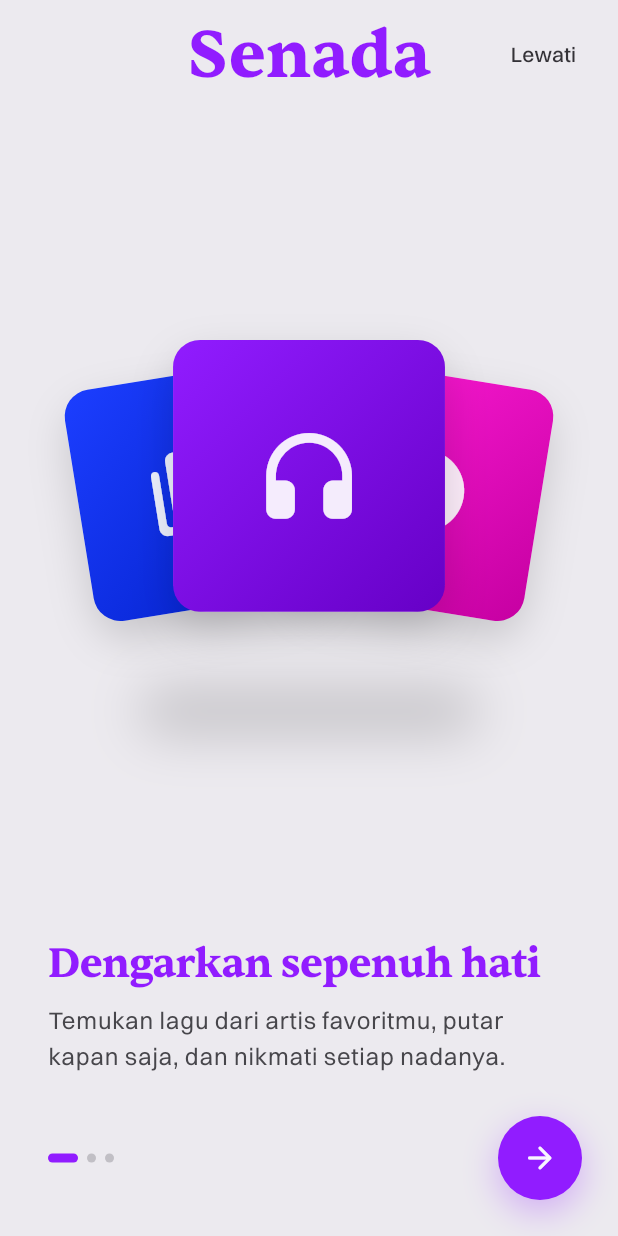
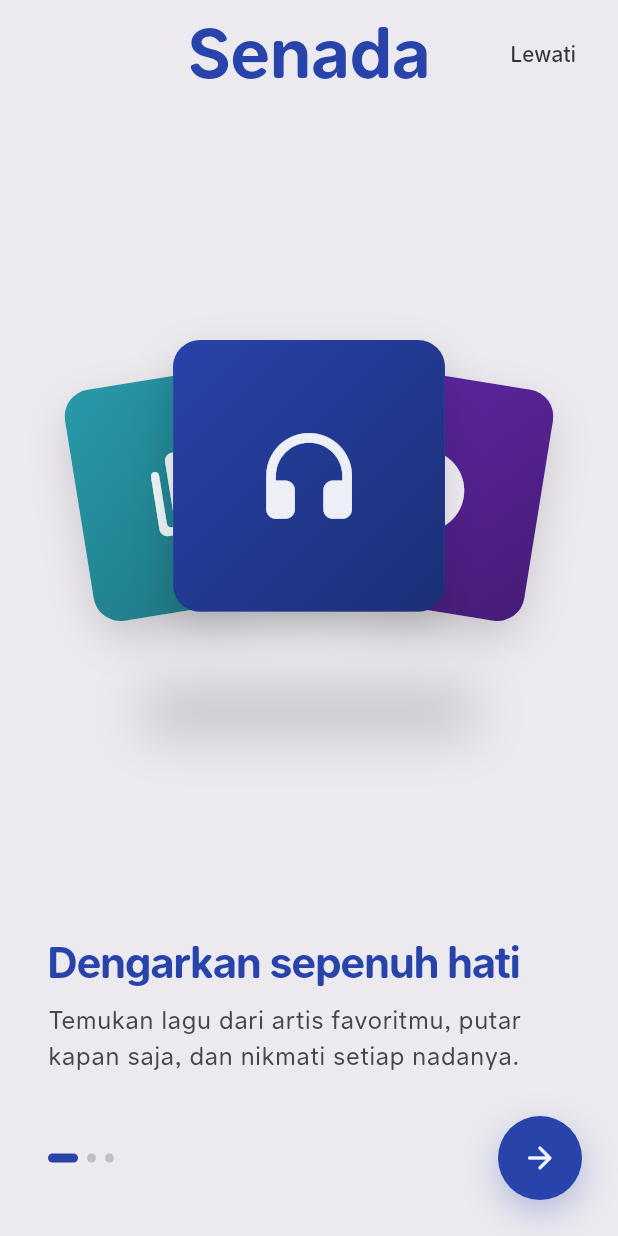
Before and after one commit to spirinity/senada, a Flutter app: the screen it shows after launch, on a phone screen of 412 x 824 dp. Run offline on Flutter 3.47's test engine with Material 3 defaults, Android fonts, the phone set to English and light mode, and no system bars; our stand-ins replace just_audio.

Commit message:
feat: switch typography to Allo and update theme colors

```diff
--- a/lib/core/theme/app_colors.dart
+++ b/lib/core/theme/app_colors.dart
@@ -6,40 +6,40 @@ import 'package:flutter/material.dart';
 /// accent-2, neutral, success, warning, error, and info.
 abstract final class AppColors {
   // ---------------------------------------------------------------------------
-  // Primary Ramp (Violet / Purple)
+  // Primary Ramp (Cobalt Blue)
   // ---------------------------------------------------------------------------
-  /// `primary-50`: `oklch(97.3% 0.015 298.6)` -> `#F7F4FF`
-  static const Color primary50 = Color(0xFFF7F4FF);
+  /// `primary-50`: `oklch(97.3% 0.015 298.6)` -> `#F2F5FF`
+  static const Color primary50 = Color(0xFFF2F5FF);
 
-  /// `primary-100`: `oklch(94.1% 0.033 299.1)` -> `#EEE7FF`
-  static const Color primary100 = Color(0xFFEEE7FF);
+  /// `primary-100`: `oklch(94.1% 0.033 299.1)` -> `#E3E9FD`
+  static const Color primary100 = Color(0xFFE3E9FD);
 
-  /// `primary-200`: `oklch(88.4% 0.066 298.7)` -> `#DED0FF`
-  static const Color primary200 = Color(0xFFDED0FF);
+  /// `primary-200`: `oklch(88.4% 0.066 298.7)` -> `#C8D3FA`
+  static const Color primary200 = Color(0xFFC8D3FA);
 
-  /// `primary-300`: `oklch(80.8% 0.113 299)` -> `#CAB0FF`
-  static const Color primary300 = Color(0xFFCAB0FF);
+  /// `primary-300`: `oklch(80.8% 0.113 299)` -> `#A3B4F3`
+  static const Color primary300 = Color(0xFFA3B4F3);
 
-  /// `primary-400`: `oklch(71.1% 0.176 298.9)` -> `#B285FF`
-  static const Color primary400 = Color(0xFFB285FF);
+  /// `primary-400`: `oklch(71.1% 0.176 298.9)` -> `#6C84E0`
+  static const Color primary400 = Color(0xFF6C84E0);
 
-  /// `primary-500`: `oklch(63.6% 0.228 298.9)` -> `#A15EFF`
-  static const Color primary500 = Color(0xFFA15EFF);
+  /// `primary-500`: `oklch(63.6% 0.228 298.9)` -> `#7088E8`
+  static const Color primary500 = Color(0xFF7088E8);
 
-  /// `primary-600`: `oklch(55.8% 0.286 298.8)` -> `#911CFF`
-  static const Color primary600 = Color(0xFF911CFF);
+  /// `primary-600`: `oklch(55.8% 0.286 298.8)` -> `#2843AA`
+  static const Color primary600 = Color(0xFF2843AA);
 
-  /// `primary-700`: `oklch(47.6% 0.255 299)` -> `#7601D3`
-  static const Color primary700 = Color(0xFF7601D3);
+  /// `primary-700`: `oklch(47.6% 0.255 299)` -> `#213889`
+  static const Color primary700 = Color(0xFF213889);
 
-  /// `primary-800`: `oklch(39.7% 0.213 298.8)` -> `#5B00A6`
-  static const Color primary800 = Color(0xFF5B00A6);
+  /// `primary-800`: `oklch(39.7% 0.213 298.8)` -> `#1C2E6B`
+  static const Color primary800 = Color(0xFF1C2E6B);
 
-  /// `primary-900`: `oklch(32.2% 0.173 299.1)` -> `#43007C`
-  static const Color primary900 = Color(0xFF43007C);
+  /// `primary-900`: `oklch(32.2% 0.173 299.1)` -> `#162456`
+  static const Color primary900 = Color(0xFF162456);
 
-  /// `primary-950`: `oklch(23.5% 0.126 299.4)` -> `#29004F`
-  static const Color primary950 = Color(0xFF29004F);
+  /// `primary-950`: `oklch(23.5% 0.126 299.4)` -> `#0F1838`
+  static const Color primary950 = Color(0xFF0F1838);
 
   // ---------------------------------------------------------------------------
   // Accent Ramp (Warm / Red-Orange)
@@ -497,12 +497,12 @@ class AppSemanticColors extends ThemeExtension<AppSemanticColors> {
       0xFFF6F5F9,
     ), // color-bg-surface-raised: oklch(97.2% 0.005 297.7)
     bgMuted: Color(0xFFDAD8DE), // color-bg-muted: oklch(88.6% 0.008 301.3)
-    bgBrand: Color(0xFF911CFF), // color-bg-brand: oklch(55.8% 0.286 298.8)
+    bgBrand: Color(0xFF2843AA), // color-bg-brand: oklch(55.8% 0.286 298.8)
     bgBrandHover: Color(
-      0xFF7601D3,
+      0xFF213889,
     ), // color-bg-brand-hover: oklch(47.6% 0.255 299)
     bgBrandActive: Color(
-      0xFF5B00A6,
+      0xFF1C2E6B,
     ), // color-bg-brand-active: oklch(39.7% 0.213 298.8)
     bgAccent: Color(0xFFDA0000), // color-bg-accent: oklch(55.8% 0.229 29.2)
     bgAccentHover: Color(
@@ -545,9 +545,9 @@ class AppSemanticColors extends ThemeExtension<AppSemanticColors> {
     textDisabled: Color(
       0xFFA3A1A8,
     ), // color-text-disabled: oklch(71.3% 0.01 299.2)
-    textLink: Color(0xFF911CFF), // color-text-link: oklch(55.8% 0.286 298.8)
+    textLink: Color(0xFF2843AA), // color-text-link: oklch(55.8% 0.286 298.8)
     textOnBrand: Color(
-      0xFFF7F4FF,
+      0xFFF2F5FF,
     ), // color-text-on-brand: oklch(97.3% 0.015 298.6)
     textOnAccent: Color(
       0xFFFFF3F0,
@@ -585,7 +585,7 @@ class AppSemanticColors extends ThemeExtension<AppSemanticColors> {
       0xFFA3A1A8,
     ), // color-border-strong: oklch(71.3% 0.01 299.2)
     borderActive: Color(
-      0xFF911CFF,
+      0xFF2843AA,
     ), // color-border-active: oklch(55.8% 0.286 298.8)
     borderError: Color(
       0xFFE2516F,
@@ -594,7 +594,7 @@ class AppSemanticColors extends ThemeExtension<AppSemanticColors> {
     textInverse: Color(
       0xFFF6F5F9,
     ), // color-text-inverse: oklch(97.2% 0.005 297.7)
-    ringFocus: Color(0xFFA15EFF), // color-ring-focus: oklch(63.6% 0.228 298.9)
+    ringFocus: Color(0xFF7088E8), // color-ring-focus: oklch(63.6% 0.228 298.9)
   );
 
   /// Dark mode semantic tokens (.dark in tokens.css)
@@ -605,12 +605,12 @@ class AppSemanticColors extends ThemeExtension<AppSemanticColors> {
       0xFF47464B,
     ), // color-bg-surface-raised: oklch(39.7% 0.008 295.2)
     bgMuted: Color(0xFF5D5B61), // color-bg-muted: oklch(47.5% 0.01 301.2)
-    bgBrand: Color(0xFFA15EFF), // color-bg-brand: oklch(63.6% 0.228 298.9)
+    bgBrand: Color(0xFF7088E8), // color-bg-brand: oklch(63.6% 0.228 298.9)
     bgBrandHover: Color(
-      0xFFB285FF,
+      0xFF6C84E0,
     ), // color-bg-brand-hover: oklch(71.1% 0.176 298.9)
     bgBrandActive: Color(
-      0xFFCAB0FF,
+      0xFFA3B4F3,
     ), // color-bg-brand-active: oklch(80.8% 0.113 299)
     bgAccent: Color(0xFFFF6D5C), // color-bg-accent: oklch(71.2% 0.181 29.1)
     bgAccentHover: Color(
@@ -653,9 +653,9 @@ class AppSemanticColors extends ThemeExtension<AppSemanticColors> {
     textDisabled: Color(
       0xFF747379,
     ), // color-text-disabled: oklch(55.8% 0.009 293.8)
-    textLink: Color(0xFFB285FF), // color-text-link: oklch(71.1% 0.176 298.9)
+    textLink: Color(0xFF6C84E0), // color-text-link: oklch(71.1% 0.176 298.9)
     textOnBrand: Color(
-      0xFF29004F,
+      0xFF0F1838,
     ), // color-text-on-brand: oklch(23.5% 0.126 299.4)
     textOnAccent: Color(
       0xFF410000,
@@ -691,7 +691,7 @@ class AppSemanticColors extends ThemeExtension<AppSemanticColors> {
       0xFF747379,
     ), // color-border-strong: oklch(55.8% 0.009 293.8)
     borderActive: Color(
-      0xFFA15EFF,
+      0xFF7088E8,
     ), // color-border-active: oklch(63.6% 0.228 298.9)
     borderError: Color(
       0xFFE2516F,
@@ -700,7 +700,7 @@ class AppSemanticColors extends ThemeExtension<AppSemanticColors> {
     textInverse: Color(
       0xFF343237,
     ), // color-text-inverse: oklch(32.1% 0.009 303.9)
-    ringFocus: Color(0xFFB285FF), // color-ring-focus: oklch(71.1% 0.176 298.9)
+    ringFocus: Color(0xFF6C84E0), // color-ring-focus: oklch(71.1% 0.176 298.9)
   );
 
   @override
--- a/lib/core/theme/app_theme.dart
+++ b/lib/core/theme/app_theme.dart
@@ -6,12 +6,12 @@ import 'app_colors.dart';
 /// and Material 3 ColorSchemes for both Light and Dark themes.
 abstract final class AppTheme {
   /// Primary font used for body, labels, and general UI.
-  static const String bodyFontFamily = 'Switzer';
+  static const String bodyFontFamily = 'Allo';
 
   /// Expressive display & editorial font used for headings and titles.
-  static const String titleFontFamily = 'Sentient';
+  static const String titleFontFamily = 'Allo';
 
-  /// Text theme using Sentient for display/headline/title styles and Switzer elsewhere.
+  /// Text theme using Allo for every style.
   static TextTheme _buildTextTheme(Color defaultTextColor) {
     return TextTheme(
       displayLarge: const TextStyle(
@@ -74,10 +74,10 @@ abstract final class AppTheme {
 
     final colorScheme = ColorScheme(
       brightness: Brightness.light,
-      primary: semantic.bgBrand, // primary-600 (#911CFF)
-      onPrimary: semantic.textOnBrand, // primary-50 (#F7F4FF)
-      primaryContainer: AppColors.primary100, // #EEE7FF
-      onPrimaryContainer: AppColors.primary900, // #43007C
+      primary: semantic.bgBrand, // primary-600 (#2843AA)
+      onPrimary: semantic.textOnBrand, // primary-50 (#F2F5FF)
+      primaryContainer: AppColors.primary100, // #E3E9FD
+      onPrimaryContainer: AppColors.primary900, // #162456
       secondary: semantic.bgAccent, // accent-600 (#DA0000)
       onSecondary: semantic.textOnAccent, // accent-50 (#FFF3F0)
       secondaryContainer: AppColors.accent100, // #FFE4E0
@@ -97,7 +97,7 @@ abstract final class AppTheme {
       outlineVariant: semantic.borderSubtle, // neutral-200 (#DAD8DE)
       inverseSurface: semantic.bgInverse, // neutral-900 (#343237)
       onInverseSurface: semantic.textInverse, // neutral-50 (#F6F5F9)
-      inversePrimary: AppColors.primary300, // #CAB0FF
+      inversePrimary: AppColors.primary300, // #A3B4F3
       shadow: Colors.black,
     );
 
@@ -133,10 +133,10 @@ abstract final class AppTheme {
 
     final colorScheme = ColorScheme(
       brightness: Brightness.dark,
-      primary: semantic.bgBrand, // primary-500 (#A15EFF)
-      onPrimary: semantic.textOnBrand, // primary-950 (#29004F)
-      primaryContainer: AppColors.primary800, // #5B00A6
-      onPrimaryContainer: AppColors.primary100, // #EEE7FF
+      primary: semantic.bgBrand, // primary-500 (#7088E8)
+      onPrimary: semantic.textOnBrand, // primary-950 (#0F1838)
+      primaryContainer: AppColors.primary800, // #1C2E6B
+      onPrimaryContainer: AppColors.primary100, // #E3E9FD
       secondary: semantic.bgAccent, // accent-400 (#FF6D5C)
       onSecondary: semantic.textOnAccent, // accent-950 (#410000)
       secondaryContainer: AppColors.accent800, // #8A0000
@@ -156,7 +156,7 @@ abstract final class AppTheme {
       outlineVariant: semantic.borderSubtle, // neutral-800 (#47464B)
       inverseSurface: semantic.bgInverse, // neutral-100 (#ECEAEF)
       onInverseSurface: semantic.textInverse, // neutral-900 (#343237)
-      inversePrimary: AppColors.primary700, // #7601D3
+      inversePrimary: AppColors.primary700, // #213889
       shadow: Colors.black,
     );
 
```
Also changed, not shown: assets/fonts/OFL.txt (added, +93 -0 lines), pubspec.yaml (+6 -15 lines), assets/fonts/Allo-Bold.otf (added), assets/fonts/Allo-Medium.otf (added), assets/fonts/Allo-Oblique.otf (added), assets/fonts/Allo-Regular.otf (added), assets/fonts/Allo-SemiBold.otf (added), assets/fonts/LICENSE.txt (deleted), assets/fonts/Sentient-Bold.otf (deleted), assets/fonts/Sentient-Italic.otf (deleted), assets/fonts/Sentient-Medium.otf (deleted), assets/fonts/Sentient-Regular.otf (deleted), assets/fonts/Switzer-Bold.otf (deleted), assets/fonts/Switzer-Italic.otf (deleted), 3 more files.
